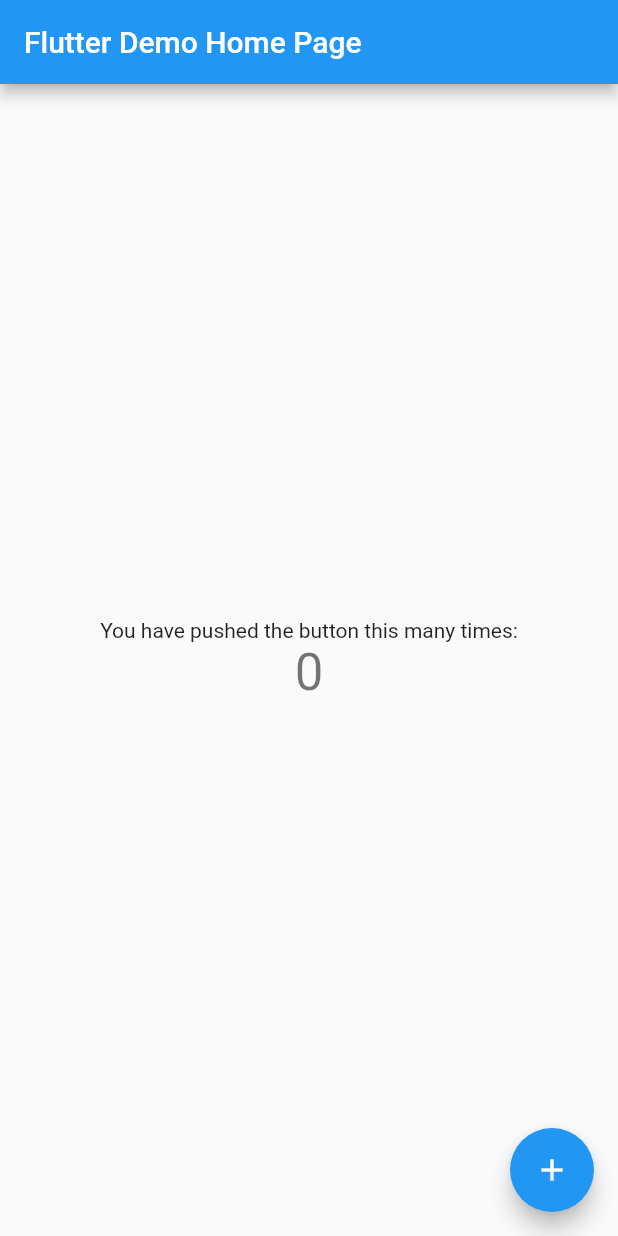
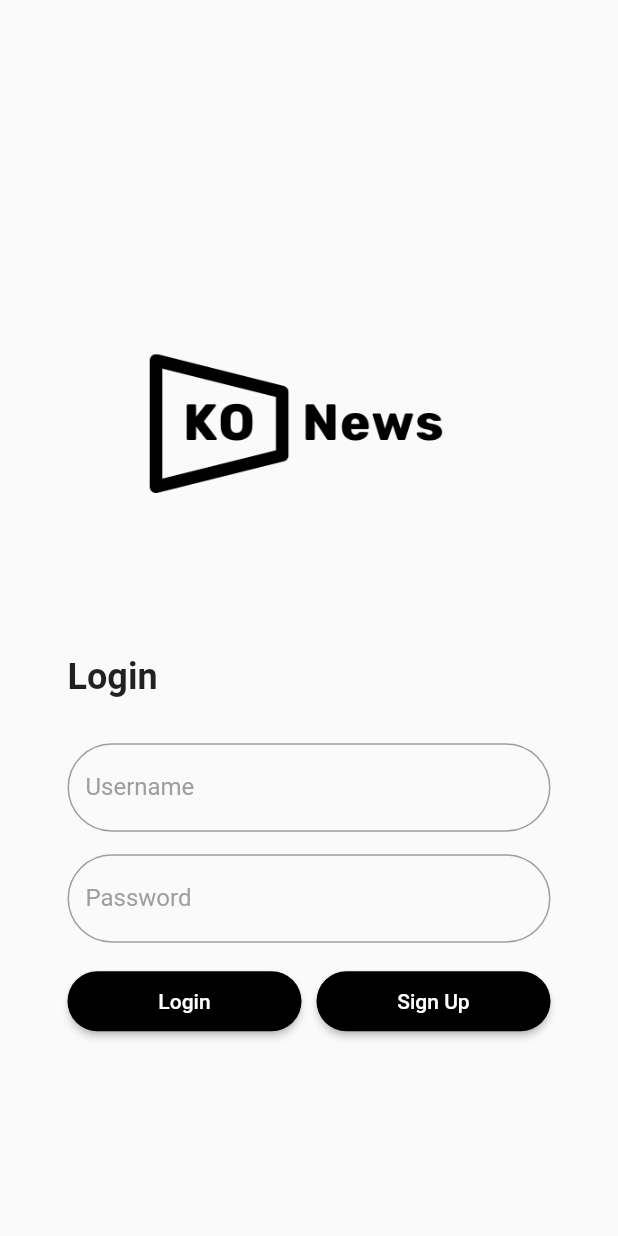
Before and after one commit to jakubmoscinski/news-aggregator, a Flutter app: the screen it shows after launch, on a phone screen of 412 x 824 dp. Run offline on Flutter 3.47's test engine with Material 2 defaults, Android fonts, the phone set to English and light mode, and no system bars.

Commit message:
Issue_001_ui Login view page (#9)
* Issue_001_ui  #1

* Issue_001_ui
Fixes #1

* widget test file

* fixes

* Issue #1: Login view partly implemented

* Issue_001_ui
updates

* Issue_001_ui
Fixes #1

```diff
--- a/news_aggregator_ui/lib/main.dart
+++ b/news_aggregator_ui/lib/main.dart
@@ -1,115 +1,33 @@
 import 'package:flutter/material.dart';
+import 'package:news_aggregator_ui/view/login_view.dart';
 
 void main() {
-  runApp(const MyApp());
-}
-
-class MyApp extends StatelessWidget {
-  const MyApp({super.key});
-
-  // This widget is the root of your application.
-  @override
-  Widget build(BuildContext context) {
-    return MaterialApp(
-      title: 'Flutter Demo',
-      theme: ThemeData(
-        // This is the theme of your application.
-        //
-        // Try running your application with "flutter run". You'll see the
-        // application has a blue toolbar. Then, without quitting the app, try
-        // changing the primarySwatch below to Colors.green and then invoke
-        // "hot reload" (press "r" in the console where you ran "flutter run",
-        // or simply save your changes to "hot reload" in a Flutter IDE).
-        // Notice that the counter didn't reset back to zero; the application
-        // is not restarted.
-        primarySwatch: Colors.blue,
+  runApp(MaterialApp(
+    title: 'News Aggregator',
+    home: const MyHomePage(),
+    theme: ThemeData(
+      primaryColor: Colors.grey,
+      textTheme: const TextTheme(
+        headline6: TextStyle(fontSize: 32, fontWeight: FontWeight.bold),
+        bodyText1: TextStyle(fontSize: 16),
+        button: TextStyle(color: Colors.white),
       ),
-      home: const MyHomePage(title: 'Flutter Demo Home Page'),
-    );
-  }
-}
-
-class MyHomePage extends StatefulWidget {
-  const MyHomePage({super.key, required this.title});
-
-  // This widget is the home page of your application. It is stateful, meaning
-  // that it has a State object (defined below) that contains fields that affect
-  // how it looks.
-
-  // This class is the configuration for the state. It holds the values (in this
-  // case the title) provided by the parent (in this case the App widget) and
-  // used by the build method of the State. Fields in a Widget subclass are
-  // always marked "final".
-
-  final String title;
-
-  @override
-  State<MyHomePage> createState() => _MyHomePageState();
-}
-
-class _MyHomePageState extends State<MyHomePage> {
-  int _counter = 0;
-
-  void _incrementCounter() {
-    setState(() {
-      // This call to setState tells the Flutter framework that something has
-      // changed in this State, which causes it to rerun the build method below
-      // so that the display can reflect the updated values. If we changed
-      // _counter without calling setState(), then the build method would not be
-      // called again, and so nothing would appear to happen.
-      _counter++;
-    });
-  }
-
-  @override
-  Widget build(BuildContext context) {
-    // This method is rerun every time setState is called, for instance as done
-    // by the _incrementCounter method above.
-    //
-    // The Flutter framework has been optimized to make rerunning build methods
-    // fast, so that you can just rebuild anything that needs updating rather
-    // than having to individually change instances of widgets.
-    return Scaffold(
-      appBar: AppBar(
-        // Here we take the value from the MyHomePage object that was created by
-        // the App.build method, and use it to set our appbar title.
-        title: Text(widget.title),
+      inputDecorationTheme: InputDecorationTheme(
+        focusedBorder: OutlineInputBorder(
+          borderSide: const BorderSide(color: Colors.black),
+          borderRadius: BorderRadius.circular(30.0),
+        ),
+        enabledBorder: OutlineInputBorder(
+          borderSide: const BorderSide(color: Colors.grey),
+          borderRadius: BorderRadius.circular(30.0),
+        ),
+        labelStyle: const TextStyle(color: Colors.grey),
       ),
-      body: Center(
-        // Center is a layout widget. It takes a single child and positions it
-        // in the middle of the parent.
-        child: Column(
-          // Column is also a layout widget. It takes a list of children and
-          // arranges them vertically. By default, it sizes itself to fit its
-          // children horizontally, and tries to be as tall as its parent.
-          //
-          // Invoke "debug painting" (press "p" in the console, choose the
-          // "Toggle Debug Paint" action from the Flutter Inspector in Android
-          // Studio, or the "Toggle Debug Paint" command in Visual Studio Code)
-          // to see the wireframe for each widget.
-          //
-          // Column has various properties to control how it sizes itself and
-          // how it positions its children. Here we use mainAxisAlignment to
-          // center the children vertically; the main axis here is the vertical
-          // axis because Columns are vertical (the cross axis would be
-          // horizontal).
-          mainAxisAlignment: MainAxisAlignment.center,
-          children: <Widget>[
-            const Text(
-              'You have pushed the button this many times:',
-            ),
-            Text(
-              '$_counter',
-              style: Theme.of(context).textTheme.headlineMedium,
-            ),
-          ],
+      elevatedButtonTheme: ElevatedButtonThemeData(
+        style: ElevatedButton.styleFrom(
+          backgroundColor: Colors.black,
         ),
       ),
-      floatingActionButton: FloatingActionButton(
-        onPressed: _incrementCounter,
-        tooltip: 'Increment',
-        child: const Icon(Icons.add),
-      ), // This trailing comma makes auto-formatting nicer for build methods.
-    );
-  }
+    ),
+  ));
 }
--- /dev/null
+++ b/news_aggregator_ui/lib/view/login_view.dart
@@ -0,0 +1,107 @@
+import 'package:flutter/material.dart';
+import 'package:news_aggregator_ui/view/login_view.dart';
+
+class MyHomePage extends StatelessWidget {
+  const MyHomePage({super.key});
+
+  @override
+  Widget build(BuildContext context) {
+    return const Scaffold(
+      body: LoginPage(),
+    );
+  }
+}
+
+class LoginPage extends StatelessWidget {
+  const LoginPage({super.key});
+  @override
+  Widget build(BuildContext context) {
+    return Scaffold(
+      body: Center(
+        child: Container(
+          padding: const EdgeInsets.symmetric(horizontal: 45),
+          child: Column(
+            mainAxisAlignment: MainAxisAlignment.center,
+            crossAxisAlignment: CrossAxisAlignment.stretch,
+            children: <Widget>[
+              Stack(
+                alignment: Alignment.center,
+                children: [
+                  Container(
+                    width: 150,
+                    height: 150,
+                    decoration: const BoxDecoration(
+                      shape: BoxShape.circle,
+                      border: null,
+                    ),
+                  ),
+                  Image.asset(
+                    'assets/logo.png',
+                    width: 300,
+                    height: 300,
+                  ),
+                ],
+              ),
+              const SizedBox(height: 5),
+              const Text(
+                'Login',
+                textAlign: TextAlign.left,
+                style: TextStyle(
+                  fontSize: 24,
+                  fontWeight: FontWeight.bold,
+                ),
+              ),
+              const SizedBox(height: 30),
+              TextFormField(
+                textAlign: TextAlign.center,
+                decoration: const InputDecoration(
+                  labelText: 'Username',
+                ),
+              ),
+              const SizedBox(height: 15),
+              TextFormField(
+                textAlign: TextAlign.center,
+                obscureText: true,
+                decoration: const InputDecoration(
+                  labelText: 'Password',
+                ),
+              ),
+              const SizedBox(height: 15),
+              Row(
+                children: [
+                  Expanded(
+                    child: ElevatedButton(
+                      onPressed: () {},
+                      style: ElevatedButton.styleFrom(
+                        primary: Colors.black,
+                        minimumSize: const Size(double.infinity, 40),
+                        shape: RoundedRectangleBorder(
+                          borderRadius: BorderRadius.circular(50),
+                        ),
+                      ),
+                      child: const Text('Login'),
+                    ),
+                  ),
+                  const SizedBox(width: 10),
+                  Expanded(
+                    child: ElevatedButton(
+                      onPressed: () {},
+                      style: ElevatedButton.styleFrom(
+                        primary: Colors.black,
+                        minimumSize: const Size(double.infinity, 40),
+                        shape: RoundedRectangleBorder(
+                          borderRadius: BorderRadius.circular(50),
+                        ),
+                      ),
+                      child: const Text('Sign Up'),
+                    ),
+                  ),
+                ],
+              ),
+            ],
+          ),
+        ),
+      ),
+    );
+  }
+}
--- a/news_aggregator_ui/pubspec.yaml
+++ b/news_aggregator_ui/pubspec.yaml
@@ -52,6 +52,8 @@
 
 # The following section is specific to Flutter packages.
 flutter:
+  assets:
+    - assets/
 
   # The following line ensures that the Material Icons font is
   # included with your application, so that you can use the icons in
```
Also changed, not shown: news_aggregator_ui/assets/logo.png (added), 2 other files.
